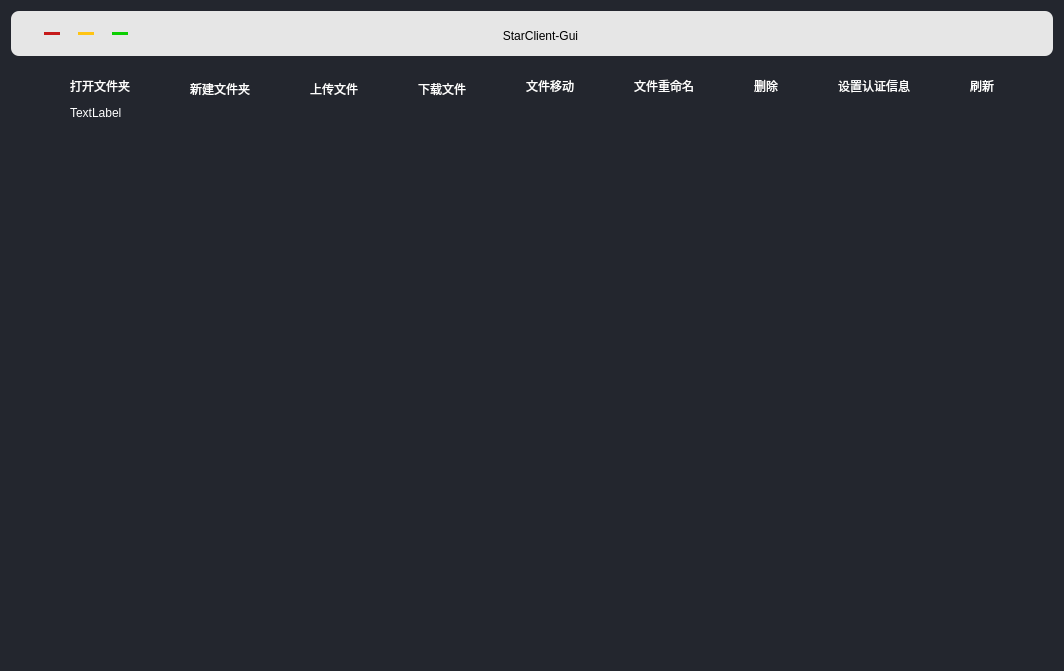
SongZihui-sudo/StarGui, file src/mainwindow.ui: the form before one commit.
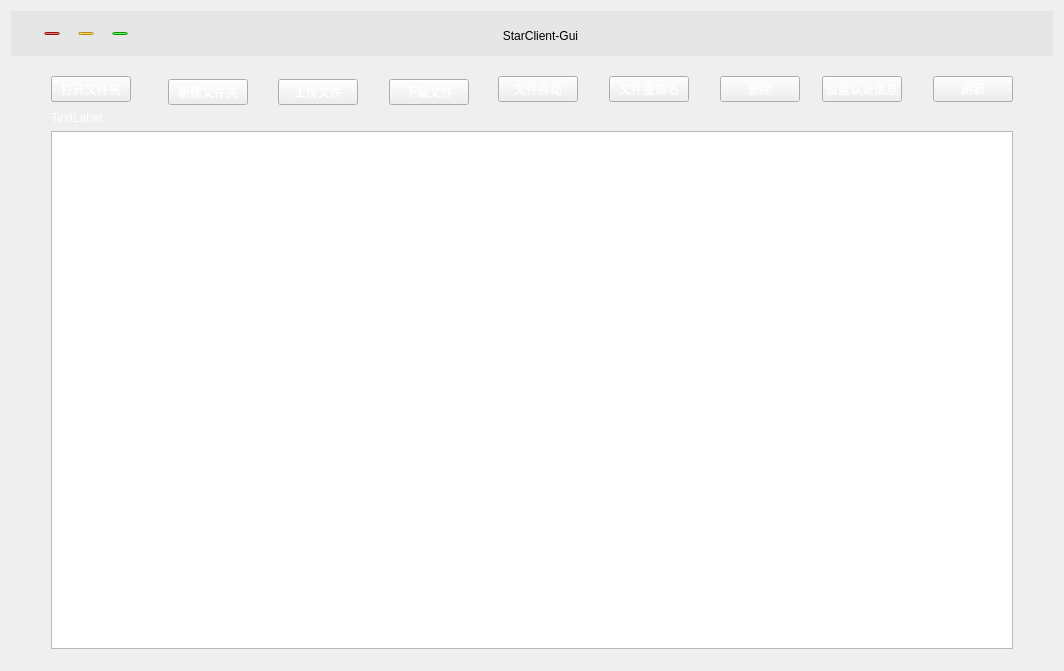
The form after the commit.

Commit message: 修改输入对话框的样式

```diff
--- a/src/mainwindow.ui
+++ b/src/mainwindow.ui
@@ -23,8 +23,12 @@
    <bool>false</bool>
   </property>
   <property name="styleSheet">
-   <string notr="true">background-color: rgb(35, 38, 46) ;
-border-radius: 8px; </string>
+   <string notr="true">QWidget
+{
+	background-color: rgb(35, 38, 46) ;
+	border-radius: 8px;
+}；
+</string>
   </property>
   <property name="toolButtonStyle">
    <enum>Qt::ToolButtonTextBesideIcon</enum>
```
The commit also changes 1 other file.
